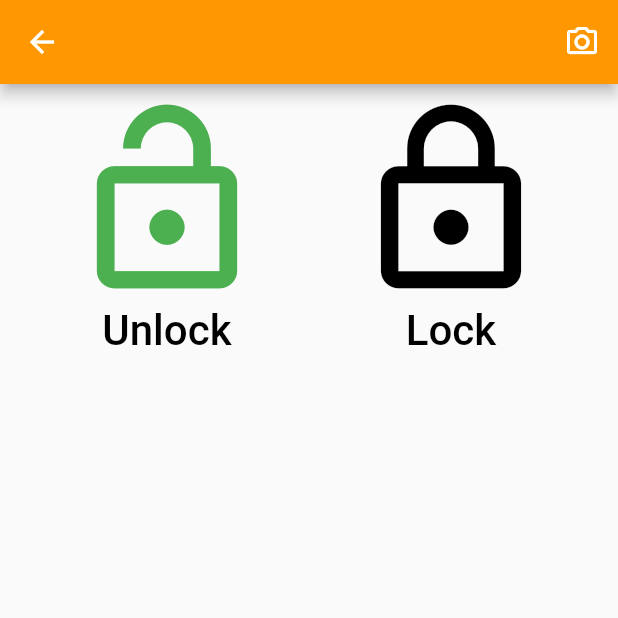
After one commit to nametea001/practicum_project, a Flutter app: the DetailScreen screen opened directly, after a tap on "Unlock", on a phone screen of 412 x 824 dp, the top half of it. The commit adds this screen. Run offline on Flutter 3.47's test engine with Material 2 defaults, Android fonts, the phone set to English and light mode, and no system bars; our stand-ins replace google_fonts; network calls fail; statements that could not run were skipped.

Commit message:
open and close garage

```diff
--- a/smart_garage_app/lib/models/garage.dart
+++ b/smart_garage_app/lib/models/garage.dart
@@ -39,4 +39,48 @@ class Garage {
     }
     return null;
   }
+
+  static Future<List<Garage>?> openGarage(int garageId) async {
+    NetworkHelper networkHelper = NetworkHelper('/api/open_garage', {
+      'garageId': garageId.toString(),
+    });
+    List<Garage> garages = [];
+    var json = await networkHelper.getData();
+    if (json != null && json['error'] == false) {
+      for (Map g in json['garages']) {
+        Garage garage = Garage(
+          id: int.parse(g['id']),
+          name: g['name'],
+          userId: int.parse(g['user_id']),
+          status: g['status'],
+          dateTime: g['parking_date'],
+        );
+        garages.add(garage);
+      }
+      return garages;
+    }
+    return null;
+  }
+
+  static Future<List<Garage>?> closeGarage(int garageId) async {
+    NetworkHelper networkHelper = NetworkHelper('/api/close_garage', {
+      'garageId': garageId.toString(),
+    });
+    List<Garage> garages = [];
+    var json = await networkHelper.getData();
+    if (json != null && json['error'] == false) {
+      for (Map g in json['garages']) {
+        Garage garage = Garage(
+          id: int.parse(g['id']),
+          name: g['name'],
+          userId: int.parse(g['user_id']),
+          status: g['status'],
+          dateTime: g['parking_date'],
+        );
+        garages.add(garage);
+      }
+      return garages;
+    }
+    return null;
+  }
 }
--- /dev/null
+++ b/smart_garage_app/lib/screens/detail_screen.dart
@@ -0,0 +1,99 @@
+import 'package:flutter/material.dart';
+import 'package:smart_garage_app/models/garage.dart';
+import 'package:smart_garage_app/models/user.dart';
+
+class DetailScreen extends StatefulWidget {
+  final User? user;
+  final int? garageId;
+  final String? garageName;
+  DetailScreen({
+    this.user,
+    this.garageId,
+    this.garageName,
+  });
+
+  @override
+  _DetailScreenState createState() => _DetailScreenState();
+}
+
+class _DetailScreenState extends State<DetailScreen> {
+  String garageName = "";
+  int garageId = 0;
+  User user = User();
+
+  @override
+  void initState() {
+    super.initState();
+    garageId = (widget.garageId)!;
+    garageName = (widget.garageName)!;
+    user = (widget.user)!;
+  }
+
+  @override
+  Widget build(BuildContext context) {
+    return Scaffold(
+      appBar: AppBar(
+        title: Text("${garageName}"),
+        backgroundColor: Colors.orange,
+        actions: [
+          IconButton(
+            icon: Icon(Icons.camera_alt_outlined),
+            onPressed: () async {
+              // var result = await BarcodeScanner.scan();
+              // if (result.rawContent == "SMART_GARAGE_1") {
+              //   print("GG");
+              // }
+            },
+          )
+        ],
+      ),
+      body: Container(
+        child: Column(
+          children: [
+            Row(
+              mainAxisAlignment: MainAxisAlignment.spaceEvenly,
+              children: [
+                TextButton(
+                  child: Column(
+                    children: [
+                      Icon(Icons.lock_open_outlined,
+                          size: 140.0, color: Colors.green),
+                      Text(
+                        "Unlock",
+                        style: TextStyle(
+                          fontSize: 28.0,
+                          color: Colors.black,
+                        ),
+                      )
+                    ],
+                  ),
+                  onPressed: () async {
+                    await Garage.openGarage(garageId);
+                  },
+                ),
+                TextButton(
+                  child: Column(
+                    children: [
+                      Icon(Icons.lock_outline,
+                          size: 140.0, color: Colors.black),
+                      Text(
+                        "Lock",
+                        style: TextStyle(
+                          fontSize: 28.0,
+                          color: Colors.black,
+                        ),
+                      )
+                    ],
+                  ),
+                  onPressed: () async {
+                    await Garage.closeGarage(garageId);
+                  },
+                ),
+              ],
+            ),
+          ],
+        ),
+      ),
+    );
+  }
+}
--- a/smart_garage_app/pubspec.yaml
+++ b/smart_garage_app/pubspec.yaml
@@ -35,7 +35,7 @@ dependencies:
   # Use with the CupertinoIcons class for iOS style icons.
   cupertino_icons: ^1.0.2
   google_fonts: ^2.1.0
-  barcode_scan2: ^4.1.4
+  # barcode_scan2: ^4.1.4
 
 
 
```
Also changed, not shown: smart_garage_app/lib/screens/main_screen.dart (+12 -2 lines), smart_garage_app/pubspec.lock, 3 other files.
